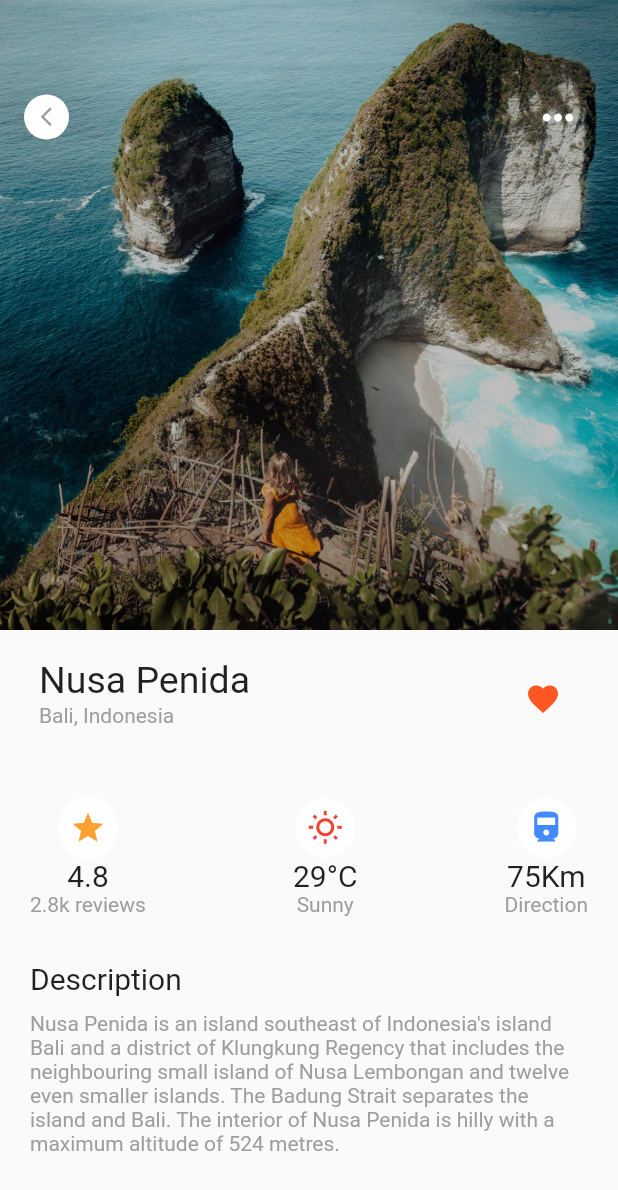
After one commit to viraj-2393/travel-app-flutter, a Flutter app: the Home screen opened by its route, after a tap on "Nusa Penida", on a phone screen of 412 x 824 dp. The commit adds this screen. Shown: the top 1190 px of the screen. Run offline on Flutter 3.47's test engine with Material 2 defaults, Android fonts, the phone set to English and light mode, and no system bars.

Commit message:
Providers and Tour detail page added

```diff
--- a/lib/home.dart
+++ b/lib/home.dart
@@ -1,11 +1,13 @@
 import 'package:flutter/material.dart';
 import 'package:flutter/rendering.dart';
+import 'package:provider/provider.dart';
 import './homeWidgets/list_items.dart';
-
+import './providers/tour.dart';
 class Home extends StatelessWidget{
   static const routeName = "/home";
   @override
   Widget build(BuildContext context) {
+    final tourData = Provider.of<Tour>(context);
     return Scaffold(
       appBar: AppBar(
         backgroundColor: Colors.white,
@@ -90,14 +92,16 @@ class Home extends StatelessWidget{
                 Container(
                   height: 200,
                   margin: EdgeInsets.only(top:20),
-                  child: ListView(
+                  child: ListView.builder(
+                    itemCount: tourData.tourLength,
+                    itemBuilder: (ctx,index)=>ListItems(index),
                     scrollDirection: Axis.horizontal,
-                    children: [
-                      ListItems('Nusa Penida', 'Bali, Indonesia', 'assets/images/travel-spot-1.jpg'),
-                      ListItems('Raja Ampat', 'Lombok, Indonesia', 'assets/images/travel-spot-2.jpg'),
-                      ListItems('Golden Beach', 'Portugal', 'assets/images/travel-spot-3.jpg'),
-                      ListItems('Salzburg Hills', 'Austria', 'assets/images/travel-spot-4.jpg')
-                    ],
+                    // children: [
+                    //   ListItems('Nusa Penida', 'Bali, Indonesia', 'assets/images/travel-spot-1.jpg'),
+                    //   ListItems('Raja Ampat', 'Lombok, Indonesia', 'assets/images/travel-spot-2.jpg'),
+                    //   ListItems('Golden Beach', 'Portugal', 'assets/images/travel-spot-3.jpg'),
+                    //   ListItems('Salzburg Hills', 'Austria', 'assets/images/travel-spot-4.jpg')
+                    // ],
                   ),
                 )
 
--- a/lib/homeWidgets/list_items.dart
+++ b/lib/homeWidgets/list_items.dart
@@ -1,26 +1,34 @@
 import 'package:flutter/material.dart';
-
+import '../tour_details.dart';
+import '../providers/tour.dart';
+import 'package:provider/provider.dart';
 class ListItems extends StatelessWidget{
-  final String name;
-  final String location;
-  final String imageUrl;
-  ListItems(this.name,this.location,this.imageUrl);
+  final int index;
+  ListItems(this.index);
   @override
   Widget build(BuildContext context) {
+    final tourData = Provider.of<Tour>(context);
     return Container(
       margin: EdgeInsets.only(right: 10),
       child: ClipRRect(
           borderRadius: BorderRadius.circular(10),
           child: Container(
             width: 150,
+            child: GestureDetector(
+              onTap:(){
+                Navigator.of(context).pushNamed(TourDetails.routeName,arguments:{
+                  'index':index
+                });
+              },
               child: GridTile(
-              child: Image.asset(imageUrl,fit: BoxFit.cover,),
+                child: Image.asset(tourData.tourData(index).imageUrl,fit: BoxFit.cover,),
                 footer:GridTileBar(
                   backgroundColor: Colors.black26,
-                subtitle: FittedBox(child:Text(name)),
+                  subtitle: FittedBox(child:Text(tourData.tourData(index).title)),
                   trailing: IconButton(
                     icon: Icon(Icons.favorite,color: Colors.white,size: 18,),
                     onPressed: (){},
+                  ),
                 ),
               ),
             ),
--- a/lib/main.dart
+++ b/lib/main.dart
@@ -1,12 +1,32 @@
 import 'package:flutter/material.dart';
+import 'package:provider/provider.dart';
 import './splash_screen.dart';
 import './home.dart';
+import './tour_details.dart';
+import './providers/tour.dart';
 void main() {
-  runApp(MaterialApp(
-    //home: Home(),
-    routes: {
+  runApp(MyApp());
+}
+
+class MyApp extends StatelessWidget{
+  @override
+  Widget build(BuildContext context) {
+    return MultiProvider(
+        providers: [
+          ChangeNotifierProvider(
+              create: (ctx) => Tour()
+          ),
+
+        ],
+      child: MaterialApp(
+        //home: Home(),
+        routes: {
       '/':(ctx) => SplashScreen(),
       Home.routeName: (ctx) => Home(),
-    },
-  ));
+      TourDetails.routeName: (ctx) => TourDetails()
+      },
+      ),
+
+    );
+  }
 }
--- /dev/null
+++ b/lib/providers/tour.dart
@@ -0,0 +1,21 @@
+import 'package:flutter/material.dart';
+import './tourData.dart';
+
+class Tour extends ChangeNotifier{
+  List<TourData> _tourData = [
+    TourData('Nusa Penida', 'Bali, Indonesia', 'assets/images/travel-spot-1.jpg','Nusa Penida is an island southeast of Indonesia\'s island Bali and a district of Klungkung Regency that includes the neighbouring small island of Nusa Lembongan and twelve even smaller islands. The Badung Strait separates the island and Bali. The interior of Nusa Penida is hilly with a maximum altitude of 524 metres.'),
+    TourData('Raja Ampat', 'Lombok, Indonesia', 'assets/images/travel-spot-2.jpg','The Raja Ampat Islands are an Indonesian archipelago off the northwest tip of Bird’s Head Peninsula in West Papua. Comprising hundreds of jungle-covered islands, Raja Ampat is known for its beaches and coral reefs rich with marine life. Ancient rock paintings and caves are on Misool Island, while the crimson bird of paradise lives on Waigeo Island. Batanta and Salawati are the archipelago’s other main islands.'),
+    TourData('Golden Beach', 'Portugal', 'assets/images/travel-spot-3.jpg','Portugal is a southern European country on the Iberian Peninsula, bordering Spain. Its location on the Atlantic Ocean has influenced many aspects of its culture: salt cod and grilled sardines are national dishes.'),
+    TourData('Salzburg Hills', 'Austria', 'assets/images/travel-spot-4.jpg','Salzburg is an Austrian city on the border of Germany, with views of the Eastern Alps. The city is divided by the Salzach River, with medieval and baroque buildings of the pedestrian Altstadt (Old City) on its left bank, facing the 19th-century Neustadt (New City) on its right. The Altstadt birthplace of famed composer Mozart is preserved as a museum displaying his childhood instruments.'),
+    //TourData('Nusa Penida', 'Bali, Indonesia', 'assets/images/travel-spot-1.jpg','Nusa Penida is an island southeast of Indonesia\'s island Bali and a district of Klungkung Regency that includes the neighbouring small island of Nusa Lembongan and twelve even smaller islands. The Badung Strait separates the island and Bali. The interior of Nusa Penida is hilly with a maximum altitude of 524 metres.'),
+
+  ];
+
+  int get tourLength{
+    return _tourData.length;
+  }
+
+  TourData tourData(int index){
+    return _tourData[index];
+  }
+}
--- /dev/null
+++ b/lib/providers/tourData.dart
@@ -0,0 +1,9 @@
+import 'package:flutter/foundation.dart';
+class TourData extends ChangeNotifier{
+  final String title;
+  final String location;
+  final String imageUrl;
+  final String description;
+
+  TourData(this.title,this.location,this.imageUrl,this.description);
+}
--- /dev/null
+++ b/lib/tour_details.dart
@@ -0,0 +1,119 @@
+import 'package:flutter/cupertino.dart';
+import 'package:flutter/material.dart';
+import 'package:provider/provider.dart';
+import './providers/tour.dart';
+class TourDetails extends StatelessWidget{
+  static const routeName = '/tour-details';
+  @override
+  Widget build(BuildContext context) {
+    final tourData = Provider.of<Tour>(context);
+    final idx = ModalRoute.of(context)?.settings.arguments as Map<String,int>;
+    int index = idx['index'] as int;
+    return Scaffold(
+      body: SingleChildScrollView(
+        child: Column(
+          crossAxisAlignment: CrossAxisAlignment.start,
+          children: [
+            Stack(
+              children: [
+                Container(
+                  height: 420,
+                  child: Image.asset(tourData.tourData(index).imageUrl,fit: BoxFit.fitHeight,),
+                ),
+                Container(
+                  height: 420,
+                  color: Colors.black26,
+                ),
+                Container(
+                  margin: EdgeInsets.only(top:50),
+                  child: ListTile(
+                    leading: Container(
+                      height: 30,
+                      width: 30,
+                      child: CircleAvatar(
+                        backgroundColor: Colors.white,
+                        child: FittedBox(
+                          child:IconButton(
+                            icon: Icon(Icons.arrow_back_ios_sharp,color: Colors.grey,),
+                            onPressed: (){},
+                          ) ,
+                        ),
+                      ),
+                    ),
+                    trailing:  IconButton(
+                      icon: Icon(Icons.more_horiz,color: Colors.white,size: 30,),
+                      onPressed: (){},
+                    ),
+                  ),
+                ),
+
+
+              ],
+            ),
+            Container(
+              padding: EdgeInsets.all(10),
+              child: ListTile(
+                title: Text(tourData.tourData(index).title,style: TextStyle(fontSize: 25),),
+                subtitle: Text(tourData.tourData(index).location,style: TextStyle(color: Colors.grey),),
+                trailing: IconButton(icon: Icon(Icons.favorite,color: Colors.deepOrange,),onPressed: (){},),
+              ),
+            ),
+
+            Container(
+              padding: EdgeInsets.all(20),
+              child: Row(
+                mainAxisAlignment: MainAxisAlignment.spaceBetween,
+                children: [
+                  Column(
+                    children: [
+                      CircleAvatar(
+                        backgroundColor:Colors.white,
+                        child: Icon(Icons.star,color: Color(0xFFFEA131),),
+                      ),
+                      Text('4.8',style: TextStyle(fontSize: 20),),
+                      Text('2.8k reviews',style: TextStyle(color: Colors.grey),)
+                    ],
+                  ),
+                  Column(
+                    children: [
+                      CircleAvatar(
+                        backgroundColor:Colors.white,
+                        child: Icon(Icons.wb_sunny_outlined,color: Colors.red,),
+                      ),
+                      Text('29°C',style: TextStyle(fontSize: 20),),
+                      Text('Sunny',style: TextStyle(color: Colors.grey),)
+                    ],
+                  ),
+                  Column(
+                    children: [
+                      CircleAvatar(
+                        backgroundColor:Colors.white,
+                        child: Icon(Icons.directions_railway,color: Colors.blueAccent,),
+                      ),
+                      Text('75Km',style: TextStyle(fontSize: 20),),
+                      Text('Direction',style: TextStyle(color: Colors.grey),)
+                    ],
+                  )
+                ],
+              ),
+            ),
+
+            Container(
+              padding: EdgeInsets.symmetric(horizontal: 20,vertical: 10),
+              child: Column(
+                crossAxisAlignment: CrossAxisAlignment.start,
+                children: [
+                  Text('Description',style: TextStyle(fontSize: 20),),
+                  SizedBox(height: 10,),
+                  Text(tourData.tourData(index).description,style: TextStyle(color: Colors.grey),softWrap: true,)
+
+                ],
+              ),
+            )
+
+          ],
+        ),
+      ),
+    );
+  }
+}
--- a/pubspec.yaml
+++ b/pubspec.yaml
@@ -34,6 +34,8 @@ dependencies:
   # The following adds the Cupertino Icons font to your application.
   # Use with the CupertinoIcons class for iOS style icons.
   cupertino_icons: ^1.0.2
+  provider: ^6.0.2
+  intl: ^0.17.0
 
 dev_dependencies:
   flutter_test:
```
Also changed, not shown: pubspec.lock. Lines whose indentation alone changed are shown as unchanged.
